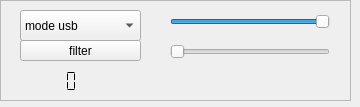
Above: decoders/ssb-decoder/ssb-decoder.ui from JvanKatwijk/swradio-8 before the change. Below: the same form after it.
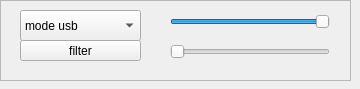
That is the form after the change.

```diff
--- a/decoders/ssb-decoder/ssb-decoder.ui
+++ b/decoders/ssb-decoder/ssb-decoder.ui
@@ -7,7 +7,7 @@
     <x>0</x>
     <y>0</y>
     <width>360</width>
-    <height>107</height>
+    <height>89</height>
    </rect>
   </property>
   <property name="windowTitle">
@@ -19,7 +19,7 @@
      <x>0</x>
      <y>0</y>
      <width>351</width>
-     <height>101</height>
+     <height>81</height>
     </rect>
    </property>
    <property name="frameShape">
@@ -44,25 +44,6 @@
      <string>filter</string>
     </property>
    </widget>
-   <widget class="QLCDNumber" name="signalStrength">
-    <property name="geometry">
-     <rect>
-      <x>20</x>
-      <y>70</y>
-      <width>64</width>
-      <height>23</height>
-     </rect>
-    </property>
-    <property name="toolTip">
-     <string>&lt;html&gt;&lt;head/&gt;&lt;body&gt;&lt;p&gt;Measured signal Strength.&lt;/p&gt;&lt;/body&gt;&lt;/html&gt;</string>
-    </property>
-    <property name="frameShape">
-     <enum>QFrame::NoFrame</enum>
-    </property>
-    <property name="segmentStyle">
-     <enum>QLCDNumber::Flat</enum>
-    </property>
-   </widget>
    <widget class="QSlider" name="lowpassFilterslider">
     <property name="geometry">
      <rect>
```
Left out of the diff: 9 changed lines with no effect on the pictures.
